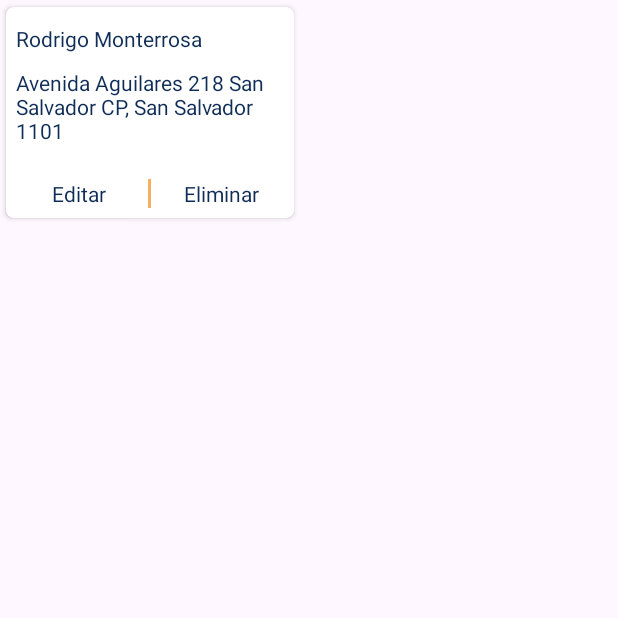
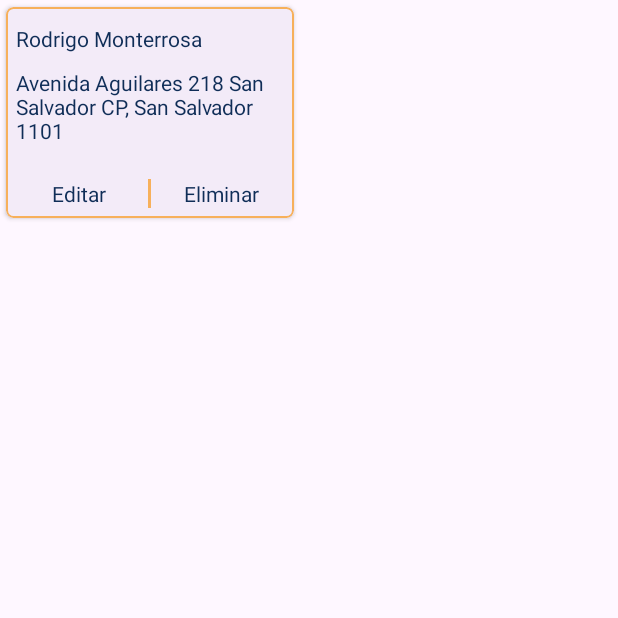
Before and after one commit to MonterrosaB/sendtrack-mobile, an Android app: the item_direccion screen opened directly, with no data from a screen before it, on a phone screen of 412 x 824 dp, the top half of it. Run offline under Robolectric (Android 15) with nearby library versions, the phone set to English and light mode, and no system bars; 1 statement that could not run was skipped.

Commit message:
Progra CardDireccion

```diff
--- a/app/src/main/java/Modelo/ClaseConexion.kt
+++ b/app/src/main/java/Modelo/ClaseConexion.kt
@@ -9,7 +9,7 @@ class ClaseConexion {
     fun cadenaConexion(): Connection? {
 
         try {
-            val url = "jdbc:oracle:thin:@192.168.1.31:1521:xe"
+            val url = "jdbc:oracle:thin:@10.10.1.107:1521:xe"
             val usuario = "PTCSend"
             val contrasena = "1234"
 
--- a/app/src/main/java/RVHDireccion/ViewHolderDireccion.kt
+++ b/app/src/main/java/RVHDireccion/ViewHolderDireccion.kt
@@ -1,8 +1,11 @@
 package RVHDireccion
 
 import android.view.View
+import android.widget.LinearLayout
 import android.widget.TextView
+import androidx.recyclerview.widget.LinearLayoutManager
 import androidx.recyclerview.widget.RecyclerView
+import com.google.android.material.card.MaterialCardView
 import ptc24.st.sendtrack.R
 
 class ViewHolderDireccion(view: View):RecyclerView.ViewHolder(view) {
@@ -11,4 +14,5 @@ class ViewHolderDireccion(view: View):RecyclerView.ViewHolder(view) {
     var lbDireccion: TextView = view.findViewById(R.id.lbAddress)
     val lbEditar: TextView = view.findViewById(R.id.lbEdit)
     val lbEliminar: TextView = view.findViewById(R.id.lbDelete)
+    val cardDireccion: MaterialCardView = view.findViewById(R.id.direccionCard)
 }
--- a/app/src/main/java/ptc24/st/sendtrack/user_enviarPaquete.kt
+++ b/app/src/main/java/ptc24/st/sendtrack/user_enviarPaquete.kt
@@ -48,7 +48,7 @@ private val binding get() = _binding!!
         val largoP = binding.txtEditLargo
         val anchoP =binding.txtEditAncho
         var contenido: Int
-        val user = "35CAEDC742FA4AF79C7548A3DD3942E3"
+        val user = "779E90DAE07D448B8C9DDB0F5A4A63F7"
         val rcvDireccion = root.findViewById<RecyclerView>(R.id.rcvDireccion)
 
         //Accionadores
--- a/app/src/main/res/layout/activity_item_direccion.xml
+++ b/app/src/main/res/layout/activity_item_direccion.xml
@@ -1,14 +1,15 @@
 <?xml version="1.0" encoding="utf-8"?>
-<androidx.cardview.widget.CardView
+<com.google.android.material.card.MaterialCardView
     xmlns:android="http://schemas.android.com/apk/res/android"
     xmlns:tools="http://schemas.android.com/tools"
     xmlns:app="http://schemas.android.com/apk/res-auto"
-    android:id="@+id/main"
+    android:id="@+id/direccionCard"
 
     app:cardElevation="2dp"
     app:cardCornerRadius="5dp"
     app:cardUseCompatPadding="true"
     app:contentPadding="1dp"
+    app:strokeColor="@color/yellow"
 
     android:layout_width="200dp"
     android:layout_height="150sp"
@@ -17,72 +18,74 @@
   <LinearLayout
       android:layout_width="match_parent"
       android:layout_height="match_parent"
-    android:orientation="vertical">
+      android:orientation="vertical"
+      >
 
     <LinearLayout
         android:layout_width="match_parent"
         android:layout_height="wrap_content"
-      android:orientation="vertical"
-      android:layout_weight=".8">
+        android:layout_weight=".8"
+        android:orientation="vertical">
 
       <TextView
           android:id="@+id/lbFullName"
           android:layout_width="match_parent"
           android:layout_height="wrap_content"
+          android:layout_marginStart="5dp"
+          android:layout_marginTop="10dp"
+          android:layout_marginEnd="5dp"
           android:text="Rodrigo Monterrosa"
-        android:textColor="@color/blue"
-        android:layout_marginTop="10dp"
-        android:layout_marginStart="5dp"
-        android:layout_marginEnd="5dp"/>
+          android:textColor="@color/blue" />
 
       <TextView
           android:id="@+id/lbAddress"
           android:layout_width="match_parent"
           android:layout_height="wrap_content"
+          android:layout_marginStart="5dp"
+          android:layout_marginTop="10dp"
+          android:layout_marginEnd="5dp"
           android:text="Avenida Aguilares 218 San Salvador CP, San Salvador 1101"
-        android:textColor="@color/blue"
-        android:layout_marginTop="10dp"
-        android:layout_marginStart="5dp"
-        android:layout_marginEnd="5dp" />
+          android:textColor="@color/blue" />
 
     </LinearLayout>
 
     <LinearLayout
         android:layout_width="match_parent"
         android:layout_height="wrap_content"
-      android:orientation="horizontal"
+        android:layout_marginBottom="5dp"
 
-      android:layout_marginBottom="5dp">
+        android:orientation="horizontal">
 
       <TextView
           android:id="@+id/lbEdit"
           android:layout_width="0dp"
           android:layout_height="wrap_content"
           android:layout_marginStart="10dp"
+          android:layout_weight=".5"
+          android:linksClickable="true"
           android:text="Editar"
-        android:textColor="@color/blue"
-        android:linksClickable="true"
-        android:layout_weight=".5"
-        android:textAlignment="center"/>
+          android:textAlignment="center"
+          android:textColor="@color/blue" />
+
       <View
           android:layout_width="2dp"
           android:layout_height="match_parent"
           android:layout_marginStart="10dp"
           android:layout_marginEnd="10dp"
-        android:background="@color/yellow"/>
+          android:background="@color/yellow" />
 
       <TextView
           android:id="@+id/lbDelete"
           android:layout_width="0dp"
           android:layout_height="wrap_content"
           android:layout_marginEnd="10dp"
+          android:layout_weight=".5"
+          android:linksClickable="true"
           android:text="Eliminar"
-        android:textColor="@color/blue"
-        android:linksClickable="true"
-        android:layout_weight=".5"
-        android:textAlignment="center"/>
+          android:textAlignment="center"
+          android:textColor="@color/blue" />
 
     </LinearLayout>
 
   </LinearLayout>
-  </androidx.cardview.widget.CardView>
+  </com.google.android.material.card.MaterialCardView>
--- a/app/src/main/res/layout/activity_main_user.xml
+++ b/app/src/main/res/layout/activity_main_user.xml
@@ -11,7 +11,7 @@
         android:layout_height="wrap_content"
         android:layout_marginStart="0dp"
         android:layout_marginEnd="0dp"
-        android:background="?android:attr/windowBackground"
+        android:background="@color/yellow"
         app:layout_constraintBottom_toBottomOf="parent"
         app:layout_constraintLeft_toLeftOf="parent"
         app:layout_constraintRight_toRightOf="parent"
```
Also changed, not shown: app/src/main/AndroidManifest.xml (+7 -9 lines), app/src/main/java/RVHDireccion/AdaptadorDireccion.kt (+8 -1 lines). Lines whose indentation alone changed are shown as unchanged.
